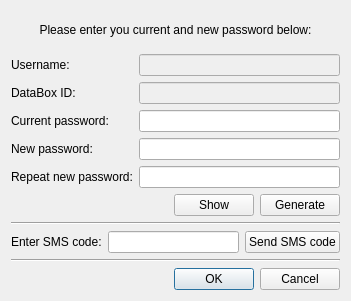
Before: the Qt Designer form src/gui/ui/dlg_change_pwd.ui in psakar/datovka, drawn with Qt 5.
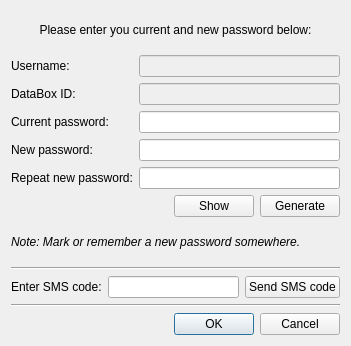
After: the same form once the commit is applied. Icons and pictures are not drawn.

Commit message: First fix - Change password problem (issue #210)

The edit to the form file:
```diff
--- a/src/gui/ui/dlg_change_pwd.ui
+++ b/src/gui/ui/dlg_change_pwd.ui
@@ -7,7 +7,7 @@
     <x>0</x>
     <y>0</y>
     <width>351</width>
-    <height>301</height>
+    <height>346</height>
    </rect>
   </property>
   <property name="sizePolicy">
@@ -170,6 +170,18 @@
      </item>
     </layout>
    </item>
+   <item>
+    <widget class="QLabel" name="infoPassword">
+     <property name="font">
+      <font>
+       <italic>true</italic>
+      </font>
+     </property>
+     <property name="text">
+      <string>Note: Mark or remember a new password somewhere.</string>
+     </property>
+    </widget>
+   </item>
    <item>
     <widget class="Line" name="line">
      <property name="orientation">
```
The commit also changes 2 other files.
